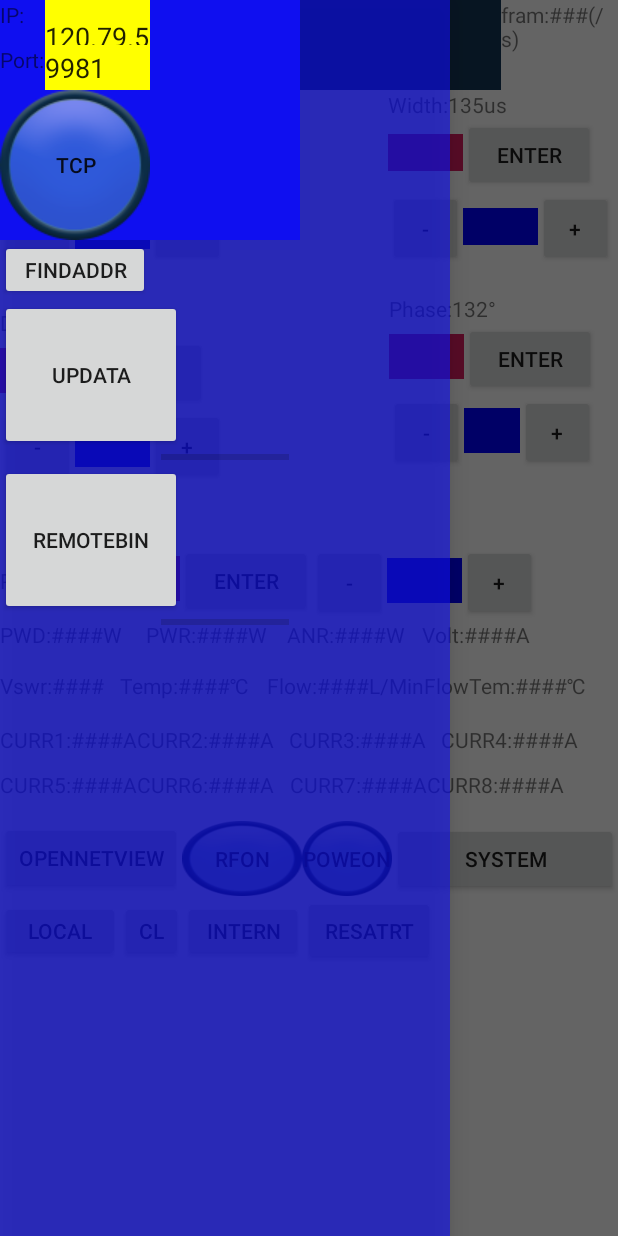
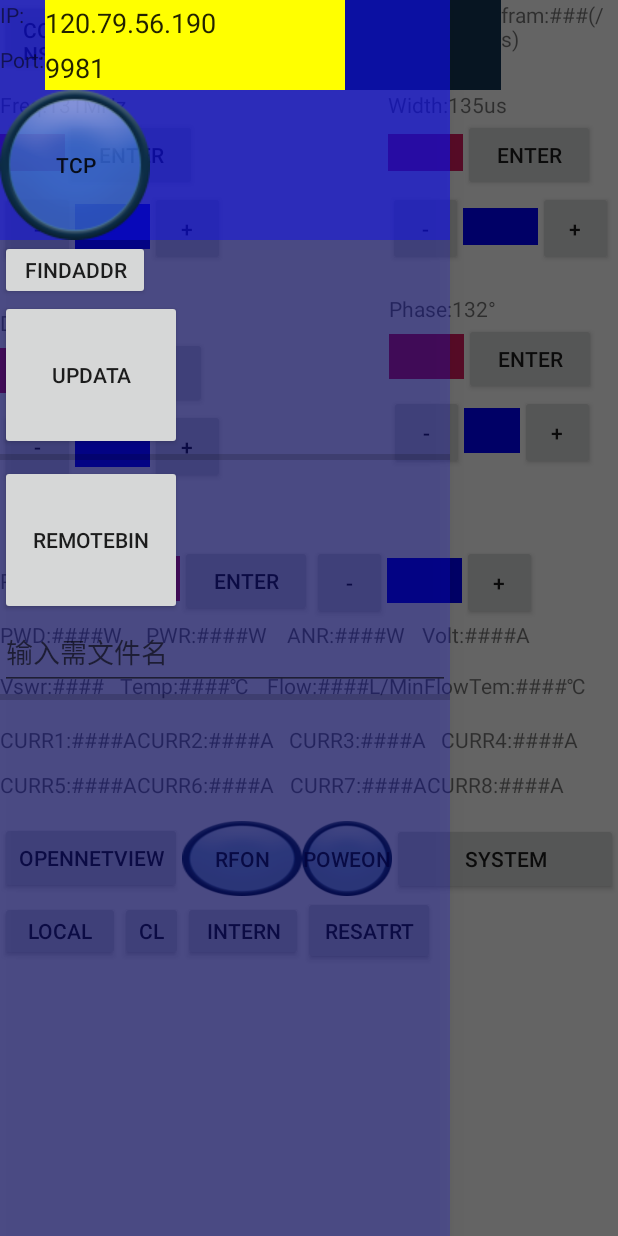
Before and after one commit to ONEICE2018/ANDROID_ONEPANEL, an Android app: the screen it shows after launch (MainActivity), with the side drawer open, on a phone screen of 412 x 824 dp. Run offline under Robolectric (Android 15) with nearby library versions, the phone set to English and light mode, and no system bars; libraries missing offline, so code that uses them is left out: io.netty.channel.

Commit message:
2021_2_18WS最后一次提交

```diff
--- a/app/build.gradle
+++ b/app/build.gradle
@@ -27,4 +27,5 @@ dependencies {
     androidTestImplementation 'androidx.test.ext:junit:1.1.0'
     androidTestImplementation 'androidx.test.espresso:espresso-core:3.1.1'
     implementation 'io.netty:netty-all:4.1.39.Final'
+    implementation group: 'com.belerweb', name: 'pinyin4j', version: '2.5.0'
 }
--- a/app/src/main/java/com/oneice/onepanel/remoteFragments/RemoteListViewAdapter.java
+++ b/app/src/main/java/com/oneice/onepanel/remoteFragments/RemoteListViewAdapter.java
@@ -1,35 +1,42 @@
 package com.oneice.onepanel.remoteFragments;
 
 import android.content.Context;
-import android.graphics.Color;
 import android.view.LayoutInflater;
 import android.view.View;
 import android.view.ViewGroup;
 import android.widget.ArrayAdapter;
-import android.widget.LinearLayout;
+import android.widget.Filter;
+import android.widget.Filterable;
 import android.widget.TextView;
 
 import androidx.annotation.NonNull;
 
 import com.oneice.onepanel.MainActivity;
 import com.oneice.onepanel.R;
+import com.oneice.onepanel.onetools.PinyinUtils;
 
 import java.io.File;
+import java.util.ArrayList;
 import java.util.List;
 
-public class RemoteListViewAdapter extends ArrayAdapter<String> {
-
+public class RemoteListViewAdapter extends ArrayAdapter<String> implements Filterable {
+//    private MyFilter myFilter;
+//    private ArrayList<String> mOriginalValues;
 
     public RemoteListViewAdapter(@NonNull Context context, int resource, @NonNull List<String> objects) {
         super(context, resource, objects);
+
     }
     @Override
     public View getView(int i, View view, ViewGroup viewGroup){
         if (view==null){
             view= LayoutInflater.from(MainActivity.mainActivity.remoteFragmentUpdata.getContext()).inflate(R.layout.item_remoteupdatabinlits,null);
         }
-        TextView textView= (TextView) view.findViewById(R.id.updatabin_item_text);
-        String itemtext=MainActivity.mainActivity.remotManager.remote_updata_bin.get(i);
+       TextView textView= (TextView) view.findViewById(R.id.updatabin_item_text);
+        String itemtext="空";
+if(i<MainActivity.mainActivity.remotManager.remote_updata_bin.size()){
+        itemtext=MainActivity.mainActivity.remotManager.remote_updata_bin.get(i);
+}
         textView.setText(itemtext);
         File contextCreater=new File(MainActivity.mainActivity.oneFileManager.loadUpdataBinFilePath(itemtext));
         if(MainActivity.mainActivity.oneFileManager.updataBinFiles.contains(itemtext)){
@@ -45,4 +52,82 @@ public class RemoteListViewAdapter extends ArrayAdapter<String> {
 
         return view;
     }
+
+
+//    private final Object mLock = new Object();
+//
+//    @Override
+//    public Filter getFilter() {
+//        if (myFilter == null) {
+//            myFilter = new MyFilter();
+//        }
+//        return myFilter;
+//    }
+//
+//    class MyFilter extends Filter {
+//
+//        @Override
+//        protected FilterResults performFiltering(CharSequence prefix) {
+//            // 持有过滤操作完成之后的数据。该数据包括过滤操作之后的数据的值以及数量。 count:数量 values包含过滤操作之后的数据的值
+//            FilterResults results = new FilterResults();
+//
+//            if (mOriginalValues == null) {
+//                synchronized (mLock) {
+//                    // 将list的用户 集合转换给这个原始数据的ArrayList
+//                    mOriginalValues = new ArrayList<String>(MainActivity.mainActivity.remotManager.remote_updata_bin);
+//                }
+//            }
+//            if (prefix == null || prefix.length() == 0) {
+//                synchronized (mLock) {
+//                    ArrayList<String> list = new ArrayList<String>(
+//                            mOriginalValues);
+//                    results.values = list;
+//                    results.count = list.size();
+//                }
+//            } else {
+//                // 做正式的筛选
+//                String prefixString = prefix.toString().toLowerCase();
+//
+//                // 声明一个临时的集合对象 将原始数据赋给这个临时变量
+//                final ArrayList<String> values = mOriginalValues;
+//
+//                final int count = values.size();
+//
+//                // 新的集合对象
+//                final ArrayList<String> newValues = new ArrayList<String>(
+//                        count);
+//
+//                for (int i = 0; i < count; i++) {
+//                    // 如果姓名的前缀相符或者电话相符就添加到新的集合
+//                    final String value = (String) values.get(i);
+//
+//                    if (value.startsWith(prefixString))
+//                    {
+//                        newValues.add(value);
+//                    }
+//                }
+//                // 然后将这个新的集合数据赋给FilterResults对象
+//                results.values = newValues;
+//                results.count = newValues.size();
+//            }
+//
+//            return results;
+//        }
+//
+//        @Override
+//        protected void publishResults(CharSequence constraint,
+//                                      FilterResults results) {
+//            // 重新将与适配器相关联的List重赋值一下
+//            MainActivity.mainActivity.remotManager.remote_updata_bin = (List<String>) results.values;
+//
+//            if (results.count > 0) {
+//                notifyDataSetChanged();
+//            } else {
+//               notifyDataSetInvalidated();
+//            }
+//        }
+//
+//    }
+
+
 }
--- a/app/src/main/res/layout/activity_main.xml
+++ b/app/src/main/res/layout/activity_main.xml
@@ -358,14 +358,14 @@
             android:layout_width="300dp"
             android:layout_height="match_parent"
             android:layout_gravity="left"
-            android:background="#a00f0ff0"
+            android:background="#400f0ff0"
             android:gravity="left"
             android:orientation="vertical">
 
             <LinearLayout
-                android:layout_width="200dp"
+                android:layout_width="300dp"
                 android:layout_height="wrap_content"
-                android:background="#0f0ff0"
+                android:background="#800f0ff0"
                 android:gravity="left"
                 android:orientation="vertical">
 
@@ -373,7 +373,7 @@
 
 
                 <LinearLayout
-                    android:layout_width="100dp"
+                    android:layout_width="300dp"
                     android:layout_height="30dp"
                     android:orientation="horizontal">
 
@@ -384,14 +384,14 @@
                     <EditText
                         android:id="@+id/ip"
                         android:layout_width="200dp"
-                        android:layout_height="49dp"
+                        android:layout_height="30dp"
                         android:background="#ffff00"
                         android:text="120.79.56.190" />
                 </LinearLayout>
 
 
                 <LinearLayout
-                    android:layout_width="100dp"
+                    android:layout_width="300dp"
                     android:layout_height="30dp"
                     android:orientation="horizontal">
 
@@ -434,7 +434,7 @@
             <ProgressBar
                 android:id="@+id/progress_updata"
                 style="?android:attr/progressBarStyleHorizontal"
-                android:layout_width="85dp"
+                android:layout_width="match_parent"
                 android:layout_height="10dp"
                 android:layout_gravity="center"
                 android:max="100"
@@ -443,12 +443,12 @@
             <androidx.viewpager.widget.ViewPager
             android:id="@+id/remoteViewPager"
             android:layout_width="match_parent"
-            android:layout_height="303dp"
+            android:layout_height="match_parent"
             >
 
             <FrameLayout
                 android:layout_width="match_parent"
-                android:layout_height="303dp"
+                android:layout_height="match_parent"
                 >
             </FrameLayout>
         </androidx.viewpager.widget.ViewPager>
@@ -460,11 +460,9 @@
             android:layout_width="match_parent"
             android:layout_height="match_parent"
             android:layout_gravity="end"
-            android:background="#00ff00"
+            android:background="#400f0ff0"
             android:gravity="center"
             android:orientation="vertical">
-
-
         </LinearLayout>
 
     </androidx.drawerlayout.widget.DrawerLayout>
--- a/app/src/main/res/layout/remote_fragment_updata.xml
+++ b/app/src/main/res/layout/remote_fragment_updata.xml
@@ -10,10 +10,18 @@
         android:layout_width="121dp"
         android:layout_height="100dp"
         android:text="RemoteBin" />
+    <EditText
+        android:id="@+id/editfindbinfile"
+        android:layout_width="match_parent"
+        android:layout_height="50dp"
+        android:hint="输入需文件名"
+        android:textColor="#ffffffff"
+        android:imeOptions="actionSearch"
+        />
     <ProgressBar
         android:id="@+id/progress_remotbinlistget"
         style="?android:attr/progressBarStyleHorizontal"
-        android:layout_width="85dp"
+        android:layout_width="match_parent"
         android:layout_height="10dp"
         android:layout_gravity="center"
         android:max="100"
@@ -21,7 +29,9 @@
     <ListView
         android:id="@+id/remotebin_list"
         android:layout_width="match_parent"
-        android:layout_height="match_parent">
+        android:layout_height="match_parent"
+        android:listSelector="#99FF3300"
+        >
     </ListView>
 
 </LinearLayout>
```
Also changed, not shown: app/src/main/java/com/oneice/onepanel/MainActivity.java (+5 -28 lines), app/src/main/java/com/oneice/onepanel/Manager/RemotManager.java (+7 -9 lines), app/src/main/java/com/oneice/onepanel/onetools/ConvertCode.java (+45 -0 lines), app/src/main/java/com/oneice/onepanel/onetools/PinyinUtils.java (added, +56 -0 lines), app/src/main/java/com/oneice/onepanel/remoteFragments/RemoteFragmentUpdata.java (+86 -17 lines).
